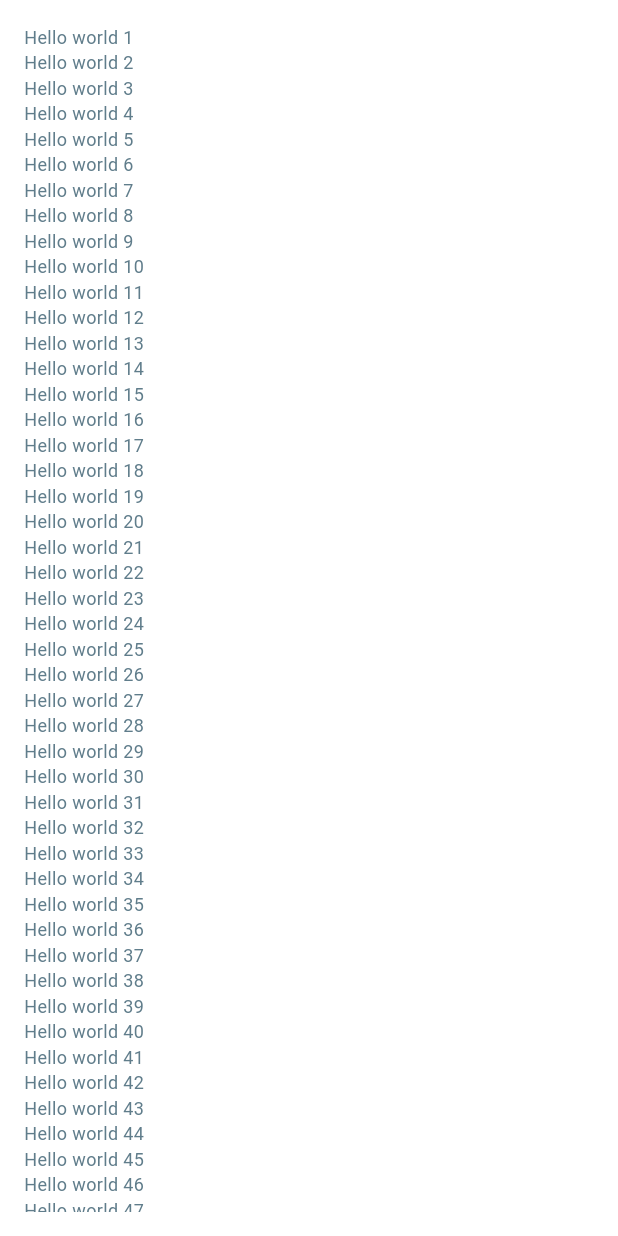
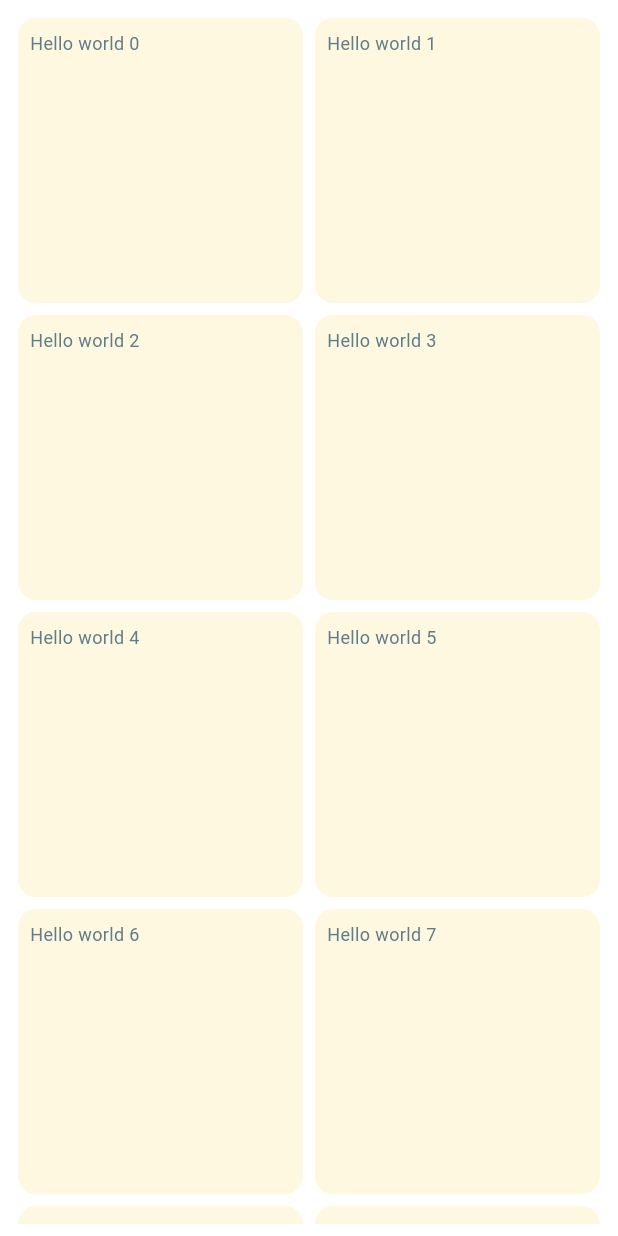
Before and after one commit to jpangan/coffee_masters, a Flutter app: the screen it shows after launch, on a phone screen of 412 x 824 dp. Run offline on Flutter 3.47's test engine with Material 3 defaults, Android fonts, the phone set to English and light mode, and no system bars; missing offline and left inert: dart:ffi.

Commit message:
feat: sample

```diff
--- a/lib/main.dart
+++ b/lib/main.dart
@@ -142,9 +142,8 @@ class Home2 extends StatelessWidget {
             right: true,
             top: true,
             bottom: true,
-            minimum: EdgeInsets.all(16),
-            child:
-                HelloWorldList(title: 'Hello world', occurrence: 100000000)));
+            minimum: EdgeInsets.fromLTRB(8, 8, 8, 8),
+            child: HelloWorldList(title: 'Hello world', occurrence: 100000)));
   }
 }
 
@@ -159,20 +158,55 @@ class HelloWorldList extends StatelessWidget {
 
   @override
   Widget build(BuildContext context) {
-    return ListView.builder(
-        itemCount: occurrence,
-        itemBuilder: (context, index) {
-          int idx = index + 1;
-          return Container(
-              child: Text(
-            '$title $idx',
-            style: const TextStyle(
-                color: Colors.blueGrey,
-                fontSize: 12,
-                fontWeight: FontWeight.normal),
-            maxLines: 1,
-            overflow: TextOverflow.ellipsis,
-          ));
-        });
+    return GridView.count(
+        crossAxisCount: 2,
+        children: List.generate(occurrence, (index) {
+          return Card(
+            color: Colors.amber[50],
+            elevation: 0,
+            child: Padding(
+              padding: const EdgeInsets.all(8),
+              child: ListItem(title: title, index: index),
+            ),
+          );
+        }));
   }
 }
+
+class ListItem extends StatelessWidget {
+  const ListItem({
+    super.key,
+    required this.title,
+    required this.index,
+  });
+
+  final String title;
+  final int index;
+
+  @override
+  Widget build(BuildContext context) {
+    return StyledText(title: title, index: index);
+  }
+}
+
+class StyledText extends StatelessWidget {
+  const StyledText({
+    super.key,
+    required this.title,
+    required this.index,
+  });
+
+  final String title;
+  final int index;
+
+  @override
+  Widget build(BuildContext context) {
+    return Text(
+      '$title $index',
+      style: const TextStyle(
+          color: Colors.blueGrey, fontSize: 12, fontWeight: FontWeight.normal),
+      maxLines: 1,
+      overflow: TextOverflow.ellipsis,
+    );
+  }
+}
```
